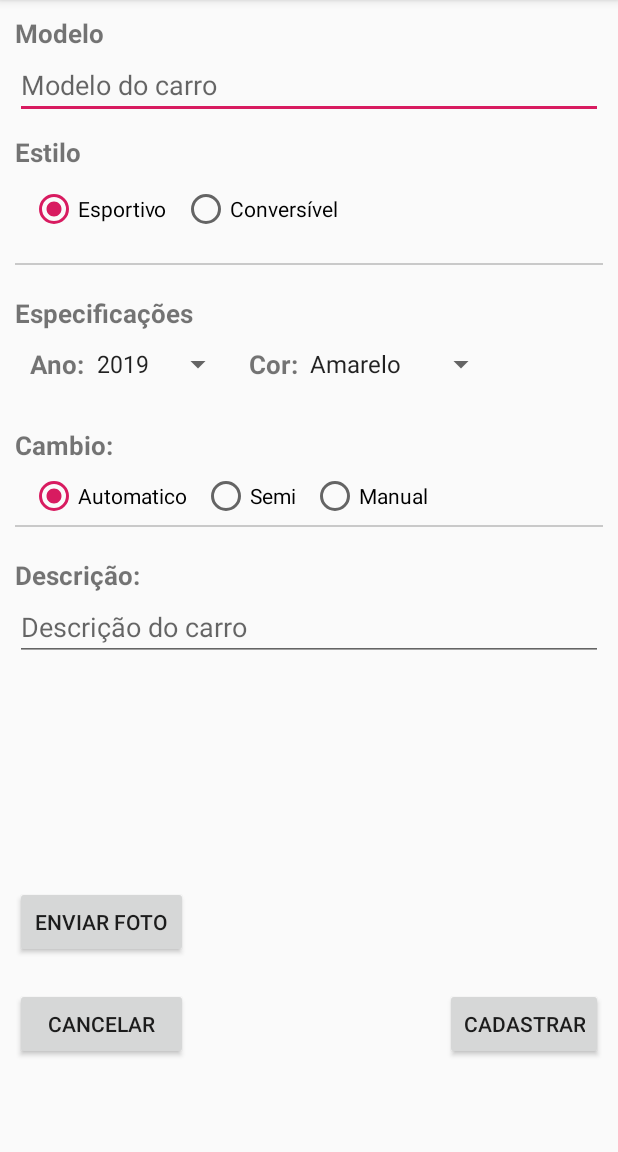
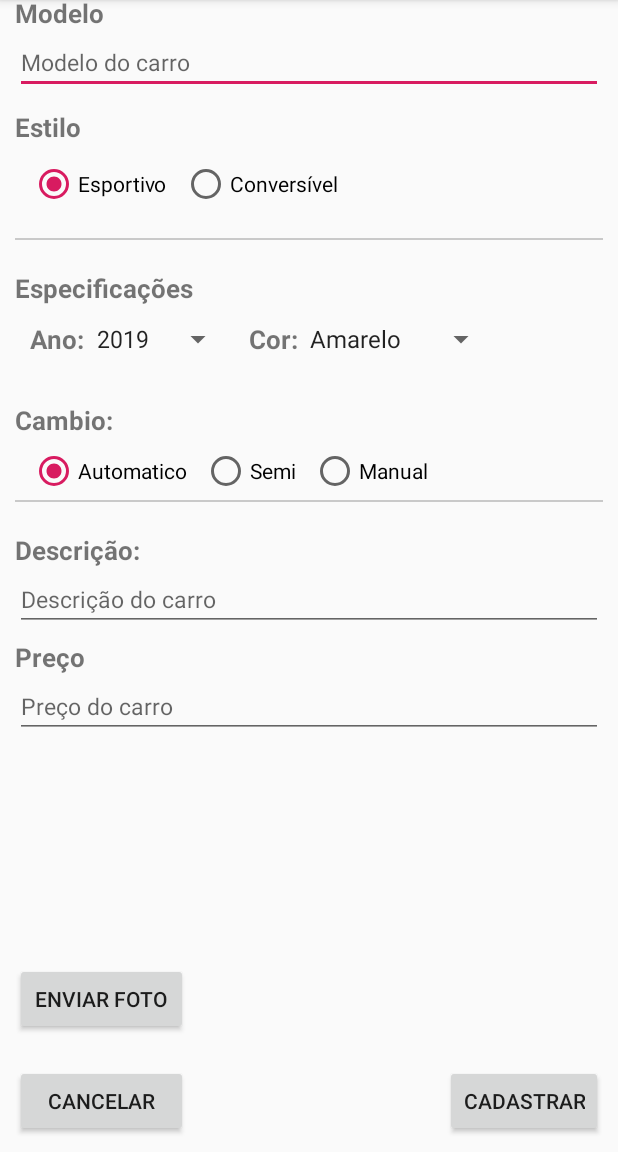
Before and after one commit to AlfredoFilho/Trabalho_Android, an Android app: the screen it shows after launch (MainActivity), in the side drawer, after a tap on "Vender", on a phone screen of 412 x 824 dp, the part 84-1236 px from its top. Run offline under Robolectric (Android 15) with nearby library versions, the phone set to English and light mode, and no system bars.

Commit message:
add preco e inicio consulta

```diff
--- a/Lahay_Cars/app/src/main/java/trabalho_a193532_c195741/ft/unicamp/carros/Carro.java
+++ b/Lahay_Cars/app/src/main/java/trabalho_a193532_c195741/ft/unicamp/carros/Carro.java
@@ -8,9 +8,6 @@ public class Carro {
     private String cor;
     private String preco;
     private String cambio;
-
-
-
 
     public Carro(String modelo, int foto, String descricao, String cor, String preco, String ano, String cambio) {
         this.foto = foto;
--- a/Lahay_Cars/app/src/main/java/trabalho_a193532_c195741/ft/unicamp/database/BDHelper.java
+++ b/Lahay_Cars/app/src/main/java/trabalho_a193532_c195741/ft/unicamp/database/BDHelper.java
@@ -16,7 +16,7 @@ public class BDHelper  extends SQLiteOpenHelper {
 
     @Override
     public void onCreate(SQLiteDatabase db) {
-        db.execSQL("CREATE TABLE CarrosVender (_id INTEGER PRIMARY KEY AUTOINCREMENT, img Text, modelo Text, estilo Text, ano INTEGER, cor Text, cambio Text, aro INTEGER,  descricao Text);");
+        db.execSQL("CREATE TABLE CarrosVender (_id INTEGER PRIMARY KEY AUTOINCREMENT, img Text, modelo Text, estilo Text, ano INTEGER, cor Text, cambio Text,  descricao Text, preco REAL);");
     }
 
     @Override
--- a/Lahay_Cars/app/src/main/res/layout/fragment_venda.xml
+++ b/Lahay_Cars/app/src/main/res/layout/fragment_venda.xml
@@ -30,6 +30,7 @@
 
             <EditText
                 android:id="@+id/modelo"
+                android:textSize="15dp"
                 android:layout_width="match_parent"
                 android:layout_height="wrap_content"
                 android:hint="Modelo do carro"/>
@@ -210,8 +211,28 @@
                     android:layout_width="match_parent"
                     android:layout_height="wrap_content"
                     android:id="@+id/descricao"
+                    android:textSize="15dp"
                     android:layout_below="@id/descricaoTitulo"
                     android:hint="Descrição do carro"/>
+
+                <TextView
+                    android:layout_marginTop="5dp"
+                    android:layout_width="match_parent"
+                    android:layout_height="wrap_content"
+                    android:layout_below="@id/descricao"
+                    android:id="@+id/tituloPreco"
+                    android:textStyle="bold"
+                    android:textSize="17dp"
+                    android:text="Preço"/>
+
+                <EditText
+                    android:layout_width="match_parent"
+                    android:layout_height="wrap_content"
+                    android:layout_below="@id/tituloPreco"
+                    android:textSize="15dp"
+                    android:id="@+id/preco"
+                    android:hint="Preço do carro"/>
+
 
             </RelativeLayout>
 
```
Also changed, not shown: Lahay_Cars/app/src/main/java/trabalho_a193532_c195741/ft/unicamp/carros/Carros.java (+42 -0 lines), Lahay_Cars/app/src/main/java/trabalho_a193532_c195741/ft/unicamp/carros/venda/VendaFragment.java (+29 -26 lines).
